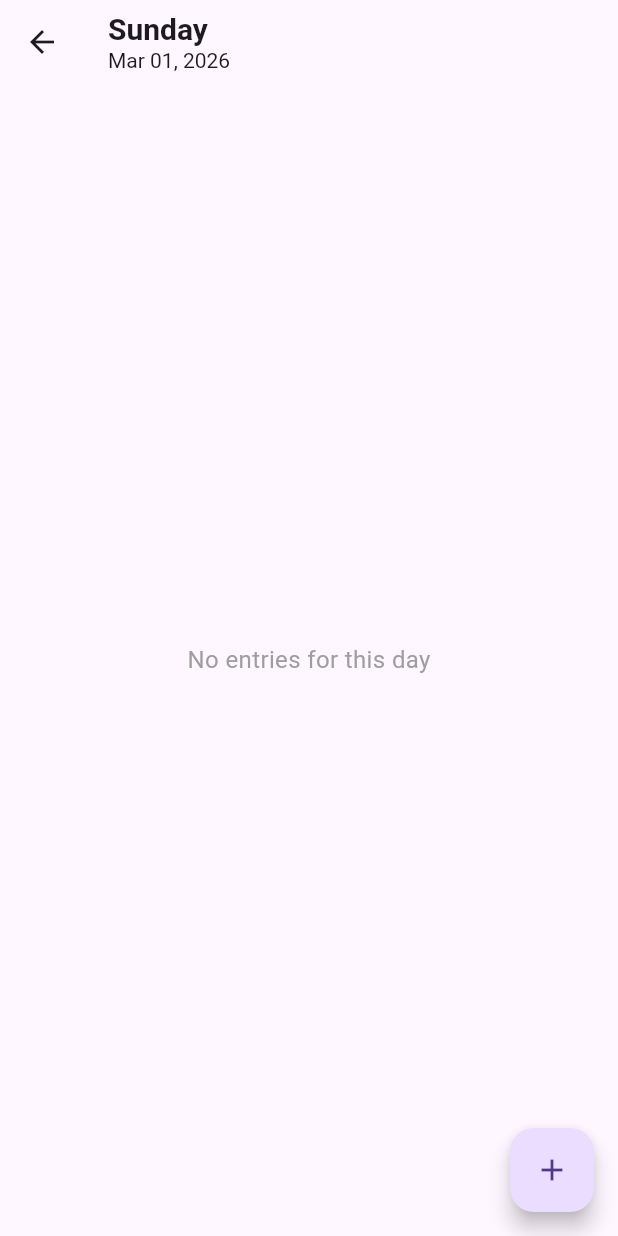
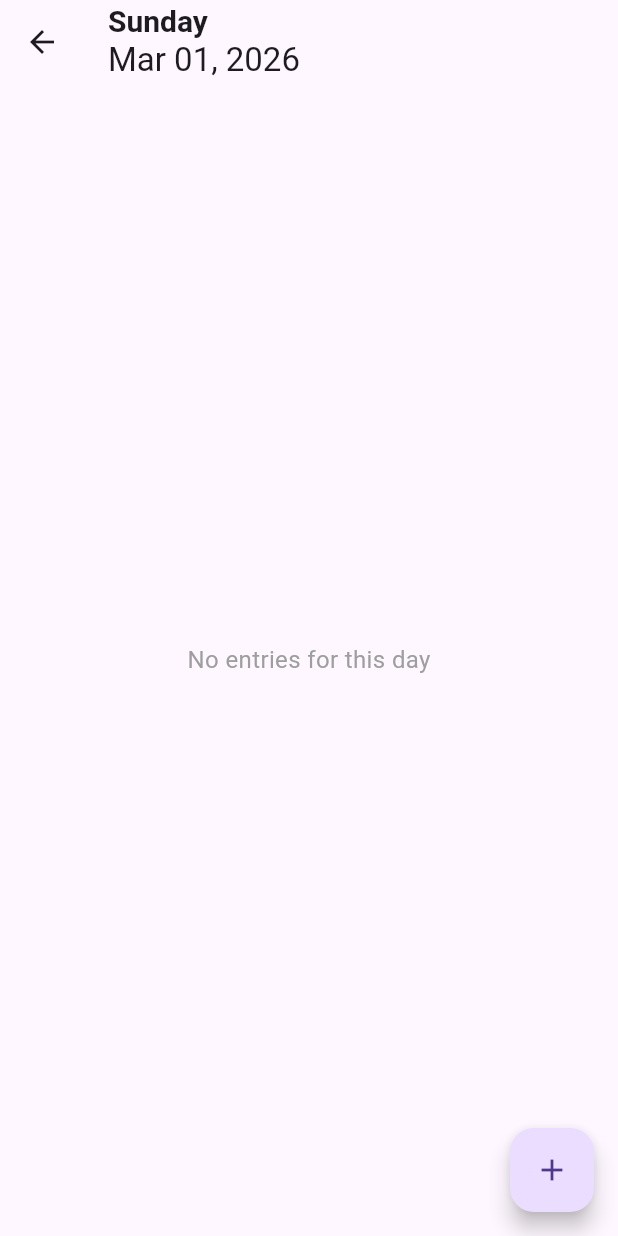
Before and after one commit to Amjadyabroudi128/newApp, a Flutter app: the DayDetailsScreen screen opened directly with empty values, on a phone screen of 412 x 824 dp. Run offline on Flutter 3.47's test engine with Material 3 defaults, Android fonts, the phone set to English and light mode, and no system bars; our stand-ins replace fluttertoast, font_awesome_flutter, table_calendar; statements that could not run were skipped.

Commit message:
text style

```diff
--- a/lib/HomePage/DetailsScreen.dart
+++ b/lib/HomePage/DetailsScreen.dart
@@ -57,10 +57,7 @@ class _DayDetailsScreenState extends State<DayDetailsScreen> {
             ),
             Text(
               dateFormatted,
-              style: const TextStyle(
-                fontSize: 14,
-                fontWeight: .normal,
-              ),
+              style: MyTextStyles.dateFormat,
             ),
           ],
         ),
```
